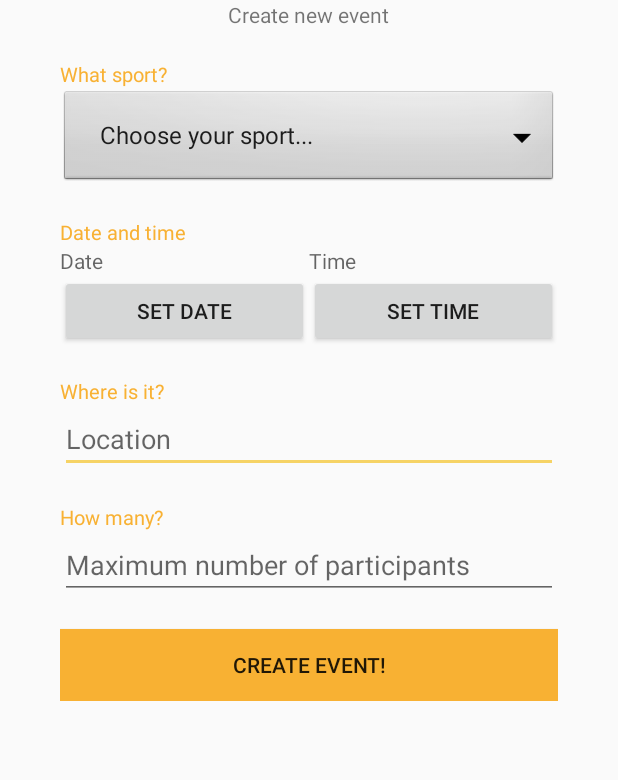
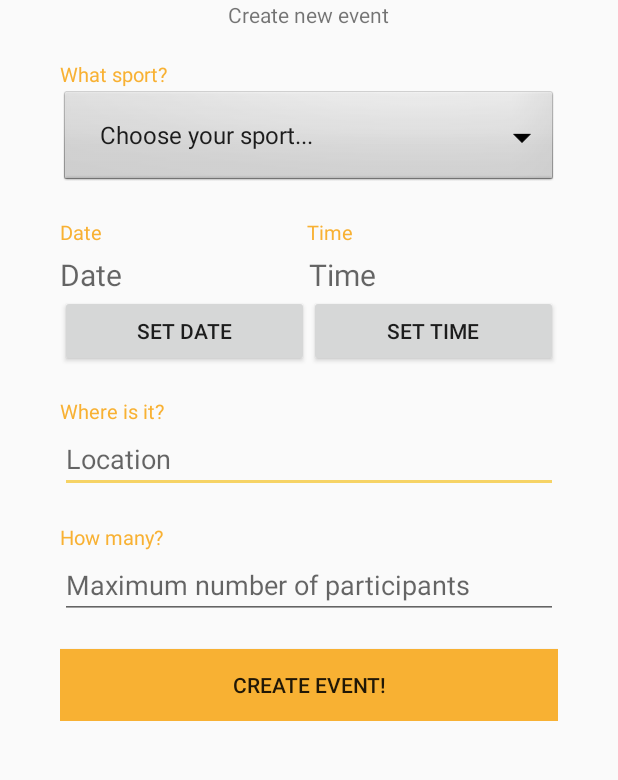
Before and after one commit to Greiff94/SportFrontEnd, an Android app: the screen it shows after launch (MainActivity), in the side drawer, after a tap on "Add new event", on a phone screen of 412 x 824 dp, the part 360-1140 px from its top. Run offline under Robolectric (Android 15) with nearby library versions, the phone set to English and light mode, and no system bars; Roboto replaces fonts that are not available here.

Commit message:
XML edit

```diff
--- a/app/src/main/res/layout/fragment_addevent.xml
+++ b/app/src/main/res/layout/fragment_addevent.xml
@@ -51,34 +51,53 @@
             android:background="@android:drawable/btn_dropdown"
             android:spinnerMode="dropdown" />
 
-        <TextView
-            android:layout_width="wrap_content"
+        <LinearLayout
+            android:layout_width="match_parent"
             android:layout_height="wrap_content"
-            android:layout_marginTop="20dp"
-            android:text="Date and time"
-            android:textColor="@color/orange_color"
-            android:textSize="13sp" />
+            android:orientation="horizontal">
 
-        <!--Må sette inn mulighet for å sette date og tid-->
+            <TextView
+                android:layout_width="wrap_content"
+                android:layout_height="wrap_content"
+                android:layout_marginTop="20dp"
+                android:text="Date"
+                android:textColor="@color/orange_color"
+                android:textSize="13sp"
+                android:layout_weight="1"/>
+
+            <TextView
+                android:layout_width="wrap_content"
+                android:layout_height="wrap_content"
+                android:layout_marginTop="20dp"
+                android:text="Time"
+                android:textColor="@color/orange_color"
+                android:textSize="13sp"
+                android:layout_weight="1"/>
+        </LinearLayout>
 
         <LinearLayout
             android:layout_width="match_parent"
             android:layout_height="wrap_content"
             android:orientation="horizontal">
 
+
             <TextView
                 android:id="@+id/eventdate"
                 android:layout_width="match_parent"
                 android:layout_height="wrap_content"
+                android:layout_marginTop="5dp"
                 android:layout_weight="1"
-                android:hint="Date" />
+                android:hint="Date"
+                android:textSize="20sp" />
 
             <TextView
                 android:id="@+id/eventtime"
                 android:layout_width="match_parent"
                 android:layout_height="wrap_content"
+                android:layout_marginTop="5dp"
                 android:layout_weight="1"
-                android:hint="Time" />
+                android:hint="Time"
+                android:textSize="20sp" />
 
         </LinearLayout>
 
@@ -91,15 +110,15 @@
                 android:id="@+id/eventDatebtn"
                 android:layout_width="wrap_content"
                 android:layout_height="wrap_content"
-                android:text="Set Date"
-                android:layout_weight="1"/>
+                android:layout_weight="1"
+                android:text="Set Date" />
 
             <Button
                 android:id="@+id/eventTimebtn"
                 android:layout_width="wrap_content"
                 android:layout_height="wrap_content"
-                android:text="Set Time"
-                android:layout_weight="1"/>
+                android:layout_weight="1"
+                android:text="Set Time" />
 
         </LinearLayout>
 
```
